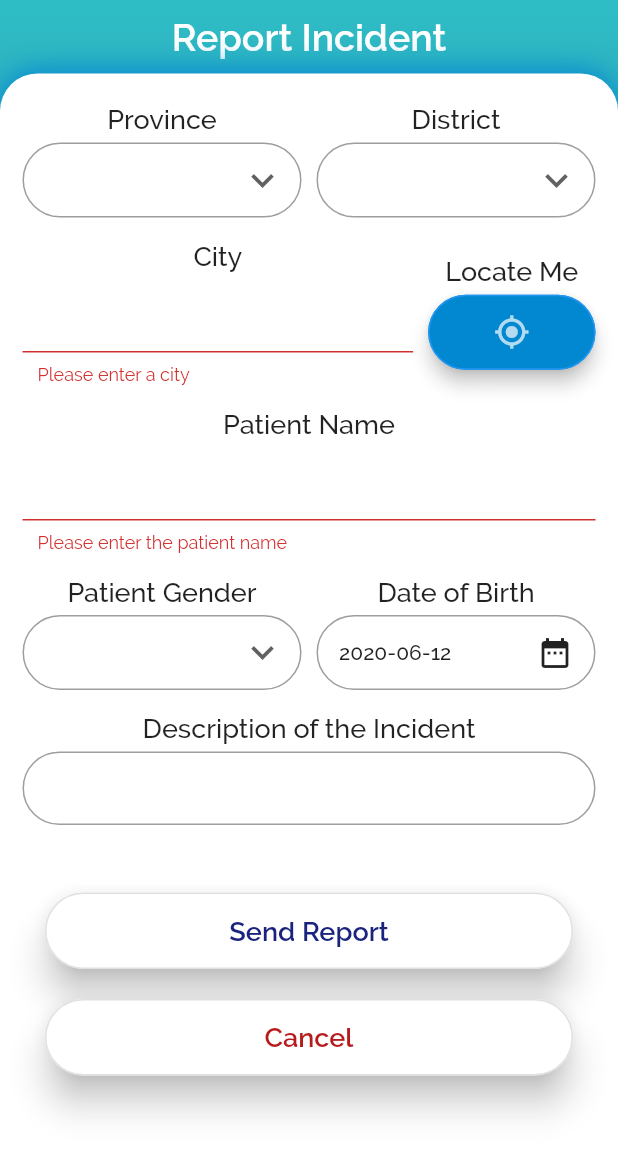
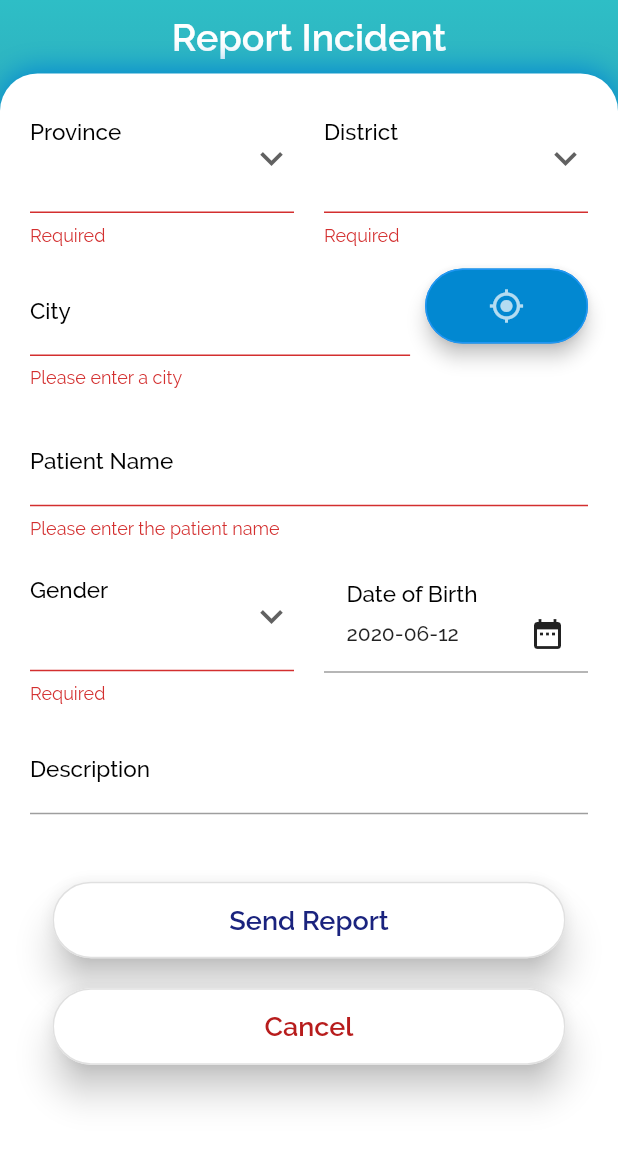
Before and after one commit to scorelab/DengueStop, a Flutter app: the ReportIncident screen opened by its route, after a tap on "Send Report", on a phone screen of 412 x 824 dp. Shown: the top 1154 px of the screen. Run offline on Flutter 3.47's test engine with Material 2 defaults, Android fonts, the phone set to English and light mode, and no system bars.

Commit message:
#7 Change form field styling to default flutter components and add confirmation prompts

```diff
--- a/dengue_app/lib/main.dart
+++ b/dengue_app/lib/main.dart
@@ -13,11 +13,11 @@ void main() {
         primaryColor: Colors.cyan[800],
         accentColor: Colors.cyanAccent[700]
     ),
-    initialRoute: '/',
+    initialRoute: 'home',
     routes: {
       // defines the routing for the different components
       // todo add other routing components
-      '/': (context) => Home(), // ONLY FOR TESTING PURPOSES! change back to login()
+      '/': (context) => Login(), // ONLY FOR TESTING PURPOSES! change back to login()
       'login': (context) => Login(),
       'home': (context) => Home(),
       'report_incident': (context) => ReportIncident(),
--- a/dengue_app/lib/views/report_incident.dart
+++ b/dengue_app/lib/views/report_incident.dart
@@ -5,19 +5,7 @@ import 'package:flutter/services.dart';
 
 // global styling for form labels
 TextStyle formLabelStyle =
-    TextStyle(fontSize: 18.0, fontWeight: FontWeight.w500);
-// global styling for form fields
-InputDecoration formFieldStyle = InputDecoration(
-  contentPadding: EdgeInsets.symmetric(horizontal: 10.0, vertical: 15.0),
-  enabledBorder: OutlineInputBorder(
-    borderRadius: BorderRadius.all(Radius.circular(30.0)),
-    borderSide: BorderSide(color: Colors.grey),
-  ),
-  focusedBorder: OutlineInputBorder(
-    borderRadius: BorderRadius.all(Radius.circular(30.0)),
-    borderSide: BorderSide(color: Colors.grey),
-  ),
-);
+    TextStyle(fontSize: 15.0, fontWeight: FontWeight.w500, color: Colors.black);
 
 // global focus nodes for fields
 // focus node for city field
@@ -109,6 +97,41 @@ class _IncidentFormFieldState extends State<IncidentFormField> {
   final incidentDescriptionController = TextEditingController();
   Incident incident = Incident();
 
+  showSaveConfirmation(BuildContext context) {
+    Widget cancelButton = FlatButton(
+      child: Text("No"),
+      textColor: Colors.red,
+      onPressed:  () {
+        // dismiss the popup
+        Navigator.of(context).pop();
+      },
+    );
+    Widget continueButton = FlatButton(
+      child: Text("Yes"),
+      onPressed:  () {
+        // sends the report to the server
+        sendReport();
+      },
+    );
+
+    // set up the AlertDialog
+    AlertDialog alert = AlertDialog(
+      title: Text("Send Report"),
+      content: Text("Do you want to send the report to the authorities?"),
+      actions: [
+        cancelButton,
+        continueButton,
+      ],
+    );
+
+    showDialog(
+      context: context,
+      builder: (BuildContext context) {
+        return alert;
+      },
+    );
+  }
+
   setIncidentProvince(String province) {
     incident.province = province;
   }
@@ -146,25 +169,30 @@ class _IncidentFormFieldState extends State<IncidentFormField> {
   submitIncidentReport() {
     if (_incidentFormKey.currentState.validate()) {
       _incidentFormKey.currentState.save();
-      // todo handle sending data to the server
-      print('###########################');
-      print(incident.province);
-      print(incident.district);
-      print(incident.city);
-      print(incident.patientName);
-      print(incident.patientGender);
-      print(incident.patientDob);
-      print(incident.description);
-    } else {
-      // todo show error message
-      print('Form is invalid');
+      showSaveConfirmation(context);
     }
+  }
+
+  sendReport() {
+    // setting other required attributes of the object
+    // todo authentication and get user id and plug here
+    incident.reportedUserId = 1;
+    // status 1 means patient is pending verification
+    incident.patientStatusId = 1;
+    // initially report is not verified
+    incident.isVerified = false;
+    // verified by 0 means no admin have verified it
+    incident.verifiedBy = 0;
+    // todo get orgId based on province and district and plug here
+    incident.orgId = 1;
+
+    // todo send the incident object to flask backend
   }
 
   @override
   Widget build(BuildContext context) {
     return Padding(
-      padding: EdgeInsets.symmetric(horizontal: 15.0),
+      padding: EdgeInsets.symmetric(horizontal: 20.0),
       child: Form(
         key: _incidentFormKey,
         child: Column(
@@ -174,49 +202,36 @@ class _IncidentFormFieldState extends State<IncidentFormField> {
           children: <Widget>[
             SizedBox(height: 20.0),
             Row(
+              crossAxisAlignment: CrossAxisAlignment.start,
               children: <Widget>[
                 Expanded(
-                  child: Column(
-                    children: <Widget>[
-                      Text('Province', style: formLabelStyle),
-                      ProvinceDropdown(
-                          setProvinceFunction: setIncidentProvince),
-                    ],
+                  child: ProvinceDropdown(
+                    setProvinceFunction: setIncidentProvince,
                   ),
                 ),
-                SizedBox(width: 10.0),
+                SizedBox(width: 20.0),
                 Expanded(
-                  child: Column(
-                    children: <Widget>[
-                      Text('District', style: formLabelStyle),
-                      DistrictDropdown(
-                          setDistrictFunction: setIncidentDistrict),
-                    ],
-                  ),
+                  child: DistrictDropdown(
+                      setDistrictFunction: setIncidentDistrict)
                 )
               ],
             ),
             // province dropdown
             SizedBox(height: 10.0),
             Row(
+              crossAxisAlignment: CrossAxisAlignment.start,
               children: <Widget>[
                 Expanded(
                   flex: 7,
-                  child: Column(
-                    children: <Widget>[
-                      Text('City', style: formLabelStyle),
-                      CityAutoCompleteField(
+                  child: CityAutoCompleteField(
                       controller: incidentCityController,
                       onSavedFunction: setIncidentCity),
-                    ],
-                  ),
                 ),
                 SizedBox(width: 10.0),
                 Expanded(
                   flex: 3,
                   child: Column(
                     children: <Widget>[
-                      Text('Locate Me', style: formLabelStyle),
                       GetLocationButton()
                     ],
                   ),
@@ -224,26 +239,21 @@ class _IncidentFormFieldState extends State<IncidentFormField> {
               ],
             ),
             SizedBox(height: 10.0),
-            Text('Patient Name', style: formLabelStyle),
             PatientNameField(
                 controller: patientNameController,
                 onSavedFunction: setPatientName),
             SizedBox(height: 10.0),
             Row(
+              crossAxisAlignment: CrossAxisAlignment.start,
               children: <Widget>[
                 Expanded(
-                  child: Column(
-                    children: <Widget>[
-                      Text('Patient Gender', style: formLabelStyle),
-                      GenderDropdown(setGenderFunction: setPatientGender)
-                    ],
+                  child: GenderDropdown(setGenderFunction: setPatientGender),
                 ),
-                ),
-                SizedBox(width: 10.0),
+                SizedBox(width: 20.0),
                 Expanded(
                   child: Column(
+                    crossAxisAlignment: CrossAxisAlignment.start,
                     children: <Widget>[
-                      Text('Date of Birth', style: formLabelStyle),
                       BirthDatePicker(setBirthDateFunction: setPatientDob)
                     ],
                   ),
@@ -251,7 +261,6 @@ class _IncidentFormFieldState extends State<IncidentFormField> {
               ],
             ),
             SizedBox(height: 10.0),
-            Text('Description of the Incident', style: formLabelStyle),
             IncidentDescriptionField(
                 controller: incidentDescriptionController,
                 onSavedFunction: setIncidentDescription),
@@ -292,10 +301,11 @@ class IncidentFormButtons extends StatelessWidget {
 class CustomDropdown extends StatefulWidget {
   final List<String> dropdownData;
   final selectFunction;
+  final String label;
   // todo find a way to make selectedData final
   String selectedData;
   CustomDropdown(
-      {Key key, this.dropdownData, this.selectedData, this.selectFunction})
+      {Key key, this.dropdownData, this.selectedData, this.selectFunction, this.label})
       : super(key: key);
 
   @override
@@ -307,29 +317,25 @@ class _CustomDropdownState extends State<CustomDropdown> {
   @override
   Widget build(BuildContext context) {
     // todo better approach to handle selected data other than widget.selectedData
-    return Padding(
-      padding: EdgeInsets.symmetric(vertical: 5.0),
-      child: Container(
-        width: MediaQuery.of(context).size.width / 2,
-        padding: EdgeInsets.symmetric(horizontal: 10.0),
-        decoration: ShapeDecoration(
-          shape: RoundedRectangleBorder(
-            side: BorderSide(
-                width: 1.0, style: BorderStyle.solid, color: Colors.grey),
-            borderRadius: BorderRadius.all(Radius.circular(50.0)),
-          ),
-        ),
-        child: DropdownButton<String>(
+    return DropdownButtonFormField<String>(
       isExpanded: true,
       value: selectedData,
       icon: Icon(Icons.keyboard_arrow_down),
       iconSize: 30,
       elevation: 16,
+      decoration: InputDecoration(
+          labelText: widget.label,
+          labelStyle: TextStyle(
+            fontSize: 20,
+            fontWeight: FontWeight.w500,
+            color: Colors.black
+          )
+      ),
+//        decoration: InputDecoration.collapsed(
+//          border: OutlineInputBorder(borderRadius: BorderRadius.all(Radius.circular(50.0)))
+//        ),
+      validator: (value) => value.isEmpty ? 'Required' : null,
       style: TextStyle(color: Colors.black, fontFamily: 'Raleway'),
-          underline: Container(
-            // making the default dropdown underline disappear
-            color: Colors.transparent,
-          ),
       onChanged: (String newValue) {
         setState(() {
           selectedData = newValue;
@@ -344,8 +350,6 @@ class _CustomDropdownState extends State<CustomDropdown> {
           child: Text(value),
         );
       }).toList(),
-        ),
-      ),
     );
   }
 }
@@ -367,7 +371,8 @@ class _ProvinceDropdownState extends State<ProvinceDropdown> {
     return CustomDropdown(
         dropdownData: provinceDropdown,
         selectedData: selectedProvince,
-        selectFunction: widget.setProvinceFunction);
+        selectFunction: widget.setProvinceFunction,
+        label: 'Province');
   }
 }
 
@@ -389,6 +394,7 @@ class _DistrictDropdownState extends State<DistrictDropdown> {
       dropdownData: districtDropdown,
       selectedData: selectedDistrict,
       selectFunction: widget.setDistrictFunction,
+      label: 'District',
     );
   }
 }
@@ -419,11 +425,14 @@ class _CityAutoCompleteFieldState extends State<CityAutoCompleteField> {
       child: TextFormField(
         focusNode: cityFocusNode,
         textInputAction: TextInputAction.done,
+        decoration: InputDecoration(
+            labelText: 'City',
+            labelStyle: formLabelStyle
+        ),
         // change focus to patient name on press of enter
         onEditingComplete: () =>
             FocusScope.of(context).requestFocus(patientNameFocusNode),
         controller: widget.controller,
-        decoration: formFieldStyle,
         validator: validateCityName,
         onSaved: widget.onSavedFunction,
         // limiting characters to 45 corresponding to the database
@@ -484,6 +493,10 @@ class PatientNameField extends StatelessWidget {
     return Padding(
       padding: EdgeInsets.symmetric(vertical: 5.0),
       child: TextFormField(
+        decoration: InputDecoration(
+            labelText: 'Patient Name',
+            labelStyle: formLabelStyle
+        ),
         focusNode: patientNameFocusNode,
         textInputAction: TextInputAction.done,
         // determines the type of keyboard to show
@@ -492,7 +505,6 @@ class PatientNameField extends StatelessWidget {
         onEditingComplete: () =>
             FocusScope.of(context).requestFocus(descriptionFocusNode),
         controller: controller,
-        decoration: formFieldStyle,
         validator: validatePatientName,
         // limiting characters to 45 corresponding to the database
         inputFormatters: [
@@ -520,7 +532,9 @@ class _GenderDropdownState extends State<GenderDropdown> {
     return CustomDropdown(
         dropdownData: genderDropdown,
         selectedData: selectedGender,
-        selectFunction: widget.setGenderFunction);
+        selectFunction: widget.setGenderFunction,
+        label: 'Gender',
+    );
   }
 }
 
@@ -552,22 +566,31 @@ class _BirthDatePickerState extends State<BirthDatePicker> {
 
   @override
   Widget build(BuildContext context) {
-    return Padding(
-      padding: EdgeInsets.symmetric(vertical: 5.0),
+    return Container(
+        decoration: BoxDecoration(
+            border: Border(bottom: BorderSide(
+              color: Colors.grey
+            ))
+        ),
       child: OutlineButton(
           onPressed: () => _selectDate(context),
+          //
           borderSide: BorderSide(
-              width: 1.0, style: BorderStyle.solid, color: Colors.grey),
-          shape: RoundedRectangleBorder(
-              borderRadius: BorderRadius.circular(50.0),
-              side: BorderSide(color: Colors.grey)),
+              width: 1.0, style: BorderStyle.solid, color: Colors.transparent),
           padding: EdgeInsets.symmetric(vertical: 13, horizontal: 15),
           // showing the selected date on the button
-          child: Row(
+          child: Column(
+            crossAxisAlignment: CrossAxisAlignment.start,
+            children: <Widget>[
+              Text('Date of Birth', style: formLabelStyle),
+              SizedBox(height: 5),
+              Row(
                 mainAxisAlignment: MainAxisAlignment.spaceBetween,
                 children: <Widget>[
                   Text('${selectedDate.toLocal()}'.split(' ')[0]),
                   Icon(Icons.date_range)
+                ],
+              )
             ],
           )),
     );
@@ -586,8 +609,11 @@ class IncidentDescriptionField extends StatelessWidget {
       child: TextFormField(
         focusNode: descriptionFocusNode,
         textInputAction: TextInputAction.done,
+        decoration: InputDecoration(
+            labelText: 'Description',
+            labelStyle: formLabelStyle
+        ),
         onEditingComplete: () => FocusScope.of(context).unfocus(),
-        decoration: formFieldStyle,
         maxLines: null,
         keyboardType: TextInputType.multiline,
         controller: controller,
@@ -607,6 +633,43 @@ class FormButton extends StatelessWidget {
   final String buttonType;
   final buttonFunction;
   FormButton({this.buttonText, this.buttonType, this.buttonFunction});
+
+  showCancelConfirmation(BuildContext context) {
+    Widget cancelButton = FlatButton(
+      child: Text("No"),
+      onPressed:  () {
+        // dismiss the popup
+        Navigator.of(context).pop();
+      },
+    );
+    Widget continueButton = FlatButton(
+      child: Text("Yes"),
+      textColor: Colors.red,
+      onPressed:  () {
+        // routing back to home screen
+        print('go back');
+        // this will pop the alert as well as the report incident screen and go to home screen
+        Navigator.popUntil(context, ModalRoute.withName('home'));
+      },
+    );
+
+    // set up the AlertDialog
+    AlertDialog alert = AlertDialog(
+      title: Text("Cancel Report"),
+      content: Text("Do you want to cancel the report?"),
+      actions: [
+        cancelButton,
+        continueButton,
+      ],
+    );
+
+    showDialog(
+      context: context,
+      builder: (BuildContext context) {
+        return alert;
+      },
+    );
+  }
 
   @override
   Widget build(BuildContext context) {
@@ -638,8 +701,9 @@ class FormButton extends StatelessWidget {
             buttonFunction();
             // todo logic to send the report
           } else if (buttonType == 'cancel') {
-            // routing back to home screen
-            Navigator.pop(context);
+            // show confirmation dialog
+            print('cancel');
+            showCancelConfirmation(context);
           } else {
             // todo handle the error
           }
```
Lines whose indentation alone changed are shown as unchanged.
